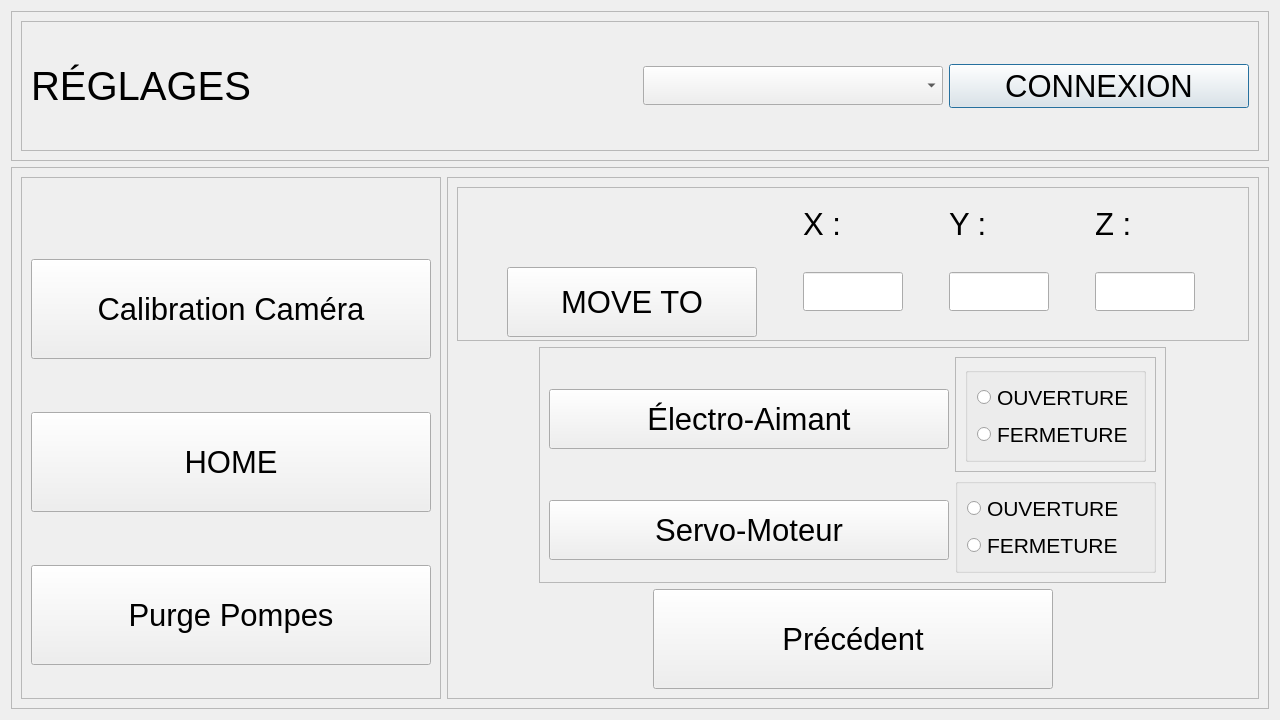
Before: the Qt Designer form Logiciel/pi_controller/HMI2/Reglage_v3.ui in emilerenaud/BartendUS-GROS4, drawn with Qt 5.
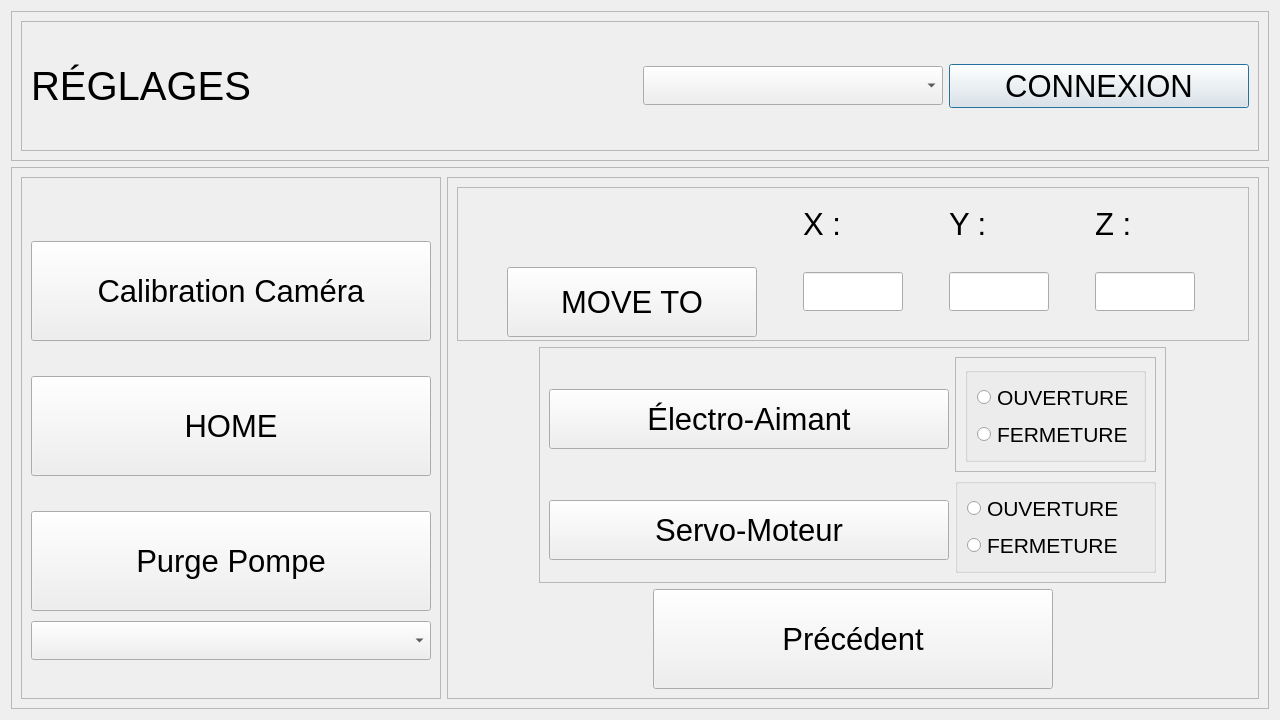
After: the same form once the commit is applied.

Commit message: ajout combo box pour purge pompes

What changed in the file:
```diff
--- a/Logiciel/pi_controller/HMI2/Reglage_v3.ui
+++ b/Logiciel/pi_controller/HMI2/Reglage_v3.ui
@@ -187,7 +187,16 @@
             </font>
            </property>
            <property name="text">
-            <string>Purge Pompes</string>
+            <string>Purge Pompe</string>
+           </property>
+          </widget>
+         </item>
+         <item>
+          <widget class="QComboBox" name="comboBox_pompes">
+           <property name="font">
+            <font>
+             <pointsize>20</pointsize>
+            </font>
            </property>
           </widget>
          </item>
```
Left out of the diff: 2 changed lines with no effect on the pictures. The commit also changes 1 other file.
